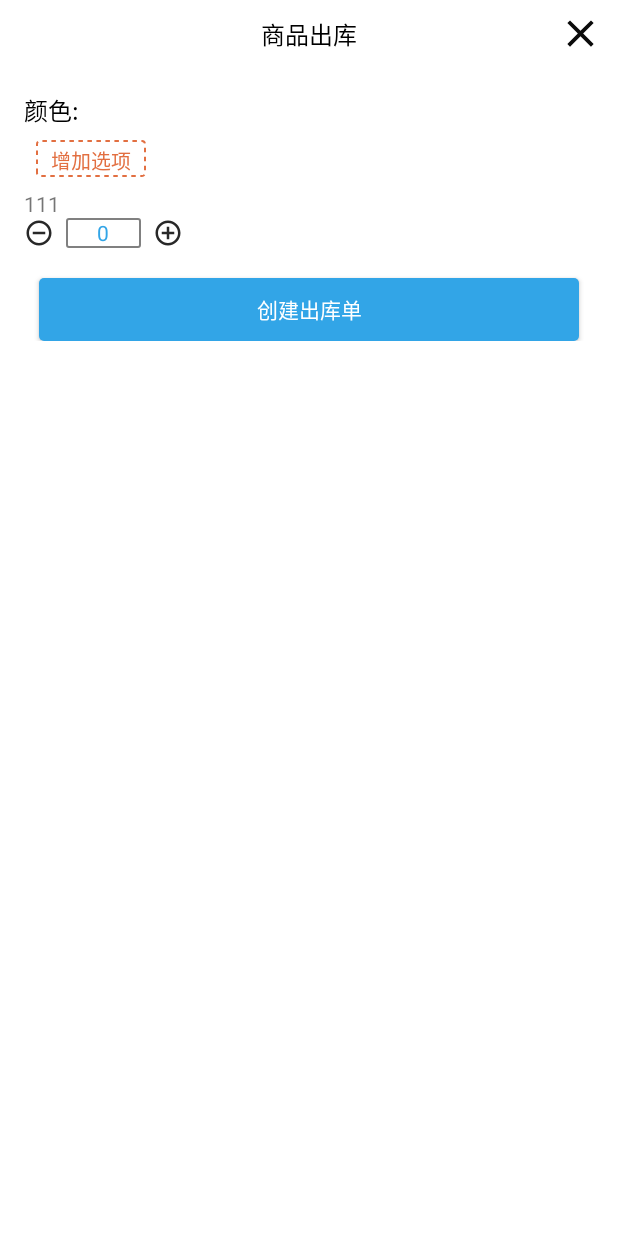
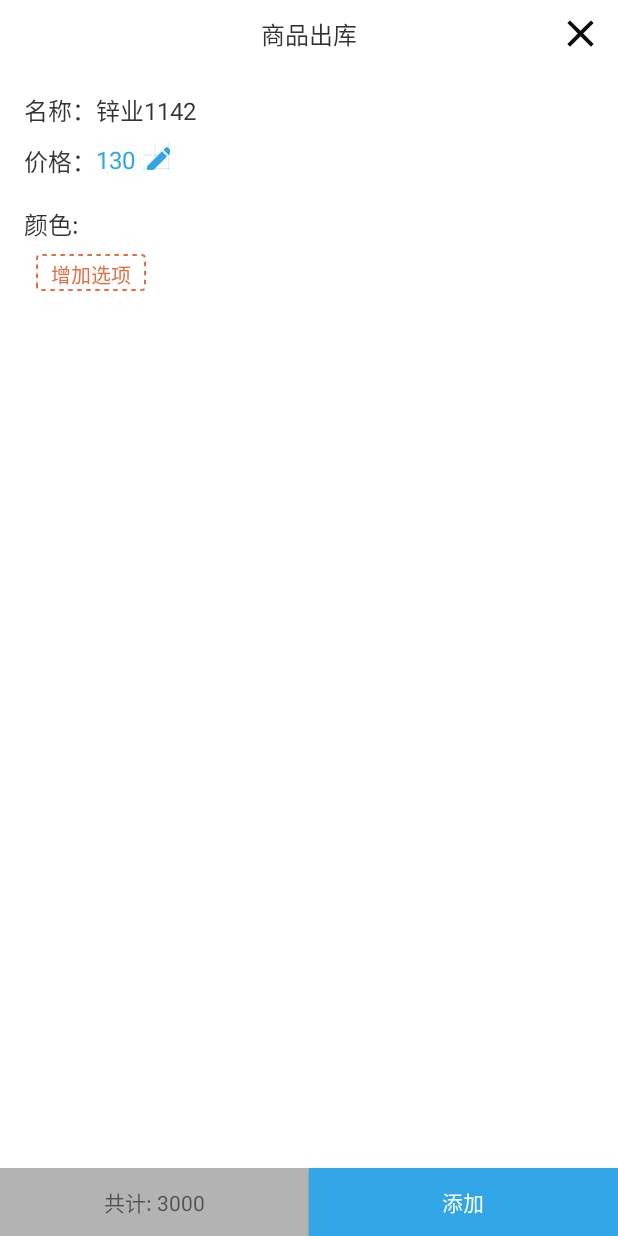
Before and after one commit to Javine1987/WarehouseManage, an Android app: the layout popup_output_layout.xml on its own in the app's theme, with its tools: preview values and no code run, on a phone screen of 412 x 824 dp. Run offline under Robolectric (Android 15) with nearby library versions, the phone set to English and light mode, and no system bars.

Commit message:
添加出入库单布局文件

```diff
--- a/app/src/main/java/com/k/javine/warehousemanage/StockActivity.java
+++ b/app/src/main/java/com/k/javine/warehousemanage/StockActivity.java
@@ -11,6 +11,8 @@ import android.view.LayoutInflater;
 import android.view.View;
 import android.view.ViewGroup;
 import android.widget.Button;
+import android.widget.ImageView;
+import android.widget.ListView;
 import android.widget.PopupWindow;
 import android.widget.TextView;
 
@@ -151,7 +153,10 @@ public class StockActivity extends BaseActivity implements View.OnClickListener
 
     private View mChangeView;
     private LabelChooseView mSingleChooseView;
-    private TextView mChangeTitle, mResultView;
+    private TextView mChangeTitle, mChangeName, mChangePrice, mChangeTotalMoney;
+    private Button mChangeBtn;
+    private ImageView mChangePriceImage;
+    private ListView mChangeListView;
 
     private void createChangeWindow() {
         if (mChangeWindow == null) {
@@ -175,7 +180,6 @@ public class StockActivity extends BaseActivity implements View.OnClickListener
             mSingleChooseView = mChangeView.findViewById(R.id.color_choose);
             mChangeWindow.setContentView(mChangeView);
             mChangeTitle = mChangeView.findViewById(R.id.tv_title);
-            mResultView = mChangeView.findViewById(R.id.result);
             mChangeView.findViewById(R.id.iv_close).setOnClickListener(new View.OnClickListener() {
                 @Override
                 public void onClick(View v) {
@@ -195,7 +199,7 @@ public class StockActivity extends BaseActivity implements View.OnClickListener
         mSingleChooseView.setOnSingleLabelSelectedListener(new LabelChooseView.OnSingleLabelSelectedListener() {
             @Override
             public void onSingleLabelSelected(LabelView label) {
-                mResultView.setText(String.valueOf(item.getColorMap().get(label.getLabelName().toString())));
+                String result = (String.valueOf(item.getColorMap().get(label.getLabelName().toString())));
             }
         });
         mSingleChooseView.addAllLabels(item.getColors());
--- /dev/null
+++ b/app/src/main/res/drawable/ic_edit_black_24dp.xml
@@ -0,0 +1,37 @@
+<vector android:height="18dp" android:tint="#32a5e7"
+    android:viewportHeight="20.0" android:viewportWidth="20.0"
+    android:width="18dp" xmlns:android="http://schemas.android.com/apk/res/android">
+    <path android:fillColor="#ff000000" android:pathData="M3,17.25V21h3.75L17.81,9.94l-3.75,-3.75L3,17.25zM20.71,7.04c0.39,-0.39 0.39,-1.02 0,-1.41l-2.34,-2.34c-0.39,-0.39 -1.02,-0.39 -1.41,0l-1.83,1.83 3.75,3.75 1.83,-1.83z"/>
+    <path android:fillColor="#03000000" android:pathData="M9,0L9,108"
+        android:strokeColor="#33FFFFFF" android:strokeWidth="0.8"/>
+    <path android:fillColor="#03000000" android:pathData="M19,0L19,108"
+        android:strokeColor="#33FFFFFF" android:strokeWidth="0.8"/>
+    <path android:fillColor="#03000000" android:pathData="M29,0L29,108"
+        android:strokeColor="#33FFFFFF" android:strokeWidth="0.8"/>
+    <path android:fillColor="#03000000" android:pathData="M39,0L39,108"
+        android:strokeColor="#33FFFFFF" android:strokeWidth="0.8"/>
+    <path android:fillColor="#03000000" android:pathData="M49,0L49,108"
+        android:strokeColor="#33FFFFFF" android:strokeWidth="0.8"/>
+    <path android:fillColor="#00000000" android:pathData="M59,0L59,108"
+        android:strokeColor="#33FFFFFF" android:strokeWidth="0.8"/>
+    <path android:fillColor="#00000000" android:pathData="M69,0L69,108"
+        android:strokeColor="#33FFFFFF" android:strokeWidth="0.8"/>
+    <path android:fillColor="#00000000" android:pathData="M79,0L79,108"
+        android:strokeColor="#33FFFFFF" android:strokeWidth="0.8"/>
+    <path android:fillColor="#00000000" android:pathData="M89,0L89,108"
+        android:strokeColor="#33FFFFFF" android:strokeWidth="0.8"/>
+    <path android:fillColor="#00000000" android:pathData="M99,0L99,108"
+        android:strokeColor="#33FFFFFF" android:strokeWidth="0.8"/>
+    <path android:fillColor="#00000000" android:pathData="M0,9L108,9"
+        android:strokeColor="#33FFFFFF" android:strokeWidth="0.8"/>
+    <path android:fillColor="#00000000" android:pathData="M0,19L108,19"
+        android:strokeColor="#33FFFFFF" android:strokeWidth="0.8"/>
+    <path android:fillColor="#00000000" android:pathData="M0,29L108,29"
+        android:strokeColor="#33FFFFFF" android:strokeWidth="0.8"/>
+    <path android:fillColor="#00000000" android:pathData="M0,39L108,39"
+        android:strokeColor="#33FFFFFF" android:strokeWidth="0.8"/>
+    <path android:fillColor="#00000000" android:pathData="M0,49L108,49"
+        android:strokeColor="#33FFFFFF" android:strokeWidth="0.8"/>
+    <path android:fillColor="#00000000" android:pathData="M0,59L108,59"
+        android:strokeColor="#33FFFFFF" android:strokeWidth="0.8"/>
+</vector>
--- a/app/src/main/res/layout/popup_output_layout.xml
+++ b/app/src/main/res/layout/popup_output_layout.xml
@@ -18,7 +18,7 @@
             android:layout_centerVertical="true"
             android:text="商品出库"
             android:gravity="center"
-            android:textColor="@color/black"
+            android:textColor="@color/main_title_color"
             android:textSize="16sp"
             android:layout_marginLeft="35dp"
             android:layout_marginRight="35dp"/>
@@ -38,7 +38,7 @@
         android:layout_width="match_parent"
         android:layout_height="match_parent"
         android:layout_marginTop="45dp"
-        android:layout_marginBottom="70dp">
+        android:layout_marginBottom="45dp">
 
         <LinearLayout
             android:layout_width="match_parent"
@@ -46,43 +46,108 @@
             android:orientation="vertical"
             android:layout_margin="16dp">
 
+            <RelativeLayout
+                android:id="@+id/rl_info"
+                android:layout_marginBottom="10dp"
+                android:layout_width="match_parent"
+                android:layout_height="wrap_content">
+
+                <TextView
+                    android:id="@+id/tv_label_name"
+                    android:layout_width="wrap_content"
+                    android:layout_height="wrap_content"
+                    android:textSize="16sp"
+                    android:textColor="@color/main_title_color"
+                    android:text="名称："/>
+
+                <TextView
+                    android:id="@+id/tv_name"
+                    android:layout_toRightOf="@id/tv_label_name"
+                    android:textSize="16sp"
+                    android:textColor="@color/main_title_color"
+                    android:text="锌业1142"
+                    android:layout_width="wrap_content"
+                    android:layout_height="wrap_content" />
+
+                <TextView
+                    android:id="@+id/tv_label_price"
+                    android:layout_width="wrap_content"
+                    android:layout_height="22dp"
+                    android:layout_below="@id/tv_label_name"
+                    android:layout_marginTop="10dp"
+                    android:textSize="16sp"
+                    android:textColor="@color/main_title_color"
+                    android:text="价格："/>
+
+                <TextView
+                    android:id="@+id/tv_price"
+                    android:layout_width="wrap_content"
+                    android:layout_height="22dp"
+                    android:layout_toRightOf="@id/tv_label_price"
+                    android:text="130"
+                    android:textSize="16sp"
+                    android:gravity="bottom"
+                    android:textColor="@color/guide_page_theme_color"
+                    android:layout_alignBottom="@id/tv_label_price"/>
+
+                <ImageView
+                    android:id="@+id/iv_edit_price"
+                    android:layout_width="18dp"
+                    android:layout_height="18dp"
+                    android:layout_toRightOf="@id/tv_price"
+                    android:layout_alignTop="@id/tv_price"
+                    android:layout_marginLeft="5dp"
+                    android:src="@drawable/ic_edit_black_24dp"/>
+
+            </RelativeLayout>
+
             <TextView
                 android:id="@+id/label_one"
                 android:layout_width="wrap_content"
                 android:layout_height="wrap_content"
                 android:text="颜色:"
+                android:layout_marginTop="10dp"
                 android:textSize="@dimen/common_text_size"
-                android:textColor="@color/black" />
+                android:textColor="@color/main_title_color" />
 
             <com.k.javine.warehousemanage.widget.LabelChooseView
                 android:id="@+id/color_choose"
                 android:layout_width="match_parent"
                 android:layout_height="wrap_content"/>
 
-            <TextView
-                android:id="@+id/result"
-                android:layout_width="wrap_content"
-                android:layout_height="wrap_content"
-                android:text="111"/>
-
-            <com.k.javine.warehousemanage.widget.CounterView
-                android:id="@+id/counter_view"
-                android:layout_width="wrap_content"
+            <ListView
+                android:id="@+id/change_list"
+                android:layout_width="match_parent"
                 android:layout_height="wrap_content"/>
-
-            <Button
-                android:id="@+id/btn_output"
-                android:layout_width="match_parent"
-                android:layout_height="42dp"
-                android:layout_marginLeft="10dp"
-                android:layout_marginRight="10dp"
-                android:layout_marginTop="20dp"
-                android:textColor="@color/white"
-                android:background="@drawable/edit_btn_background"
-                android:text="创建出库单" />
 
         </LinearLayout>
 
     </ScrollView>
 
+    <LinearLayout
+        android:layout_width="match_parent"
+        android:layout_height="45dp"
+        android:layout_gravity="bottom"
+        android:orientation="horizontal">
+
+        <TextView
+            android:id="@+id/money"
+            android:layout_width="0dp"
+            android:layout_weight="1"
+            android:gravity="center"
+            android:text="共计: 3000"
+            android:background="@color/translucent_30_black"
+            android:layout_height="match_parent" />
+
+        <Button
+            android:id="@+id/btn_output"
+            android:layout_width="0dp"
+            android:layout_weight="1"
+            android:layout_height="match_parent"
+            android:textColor="@color/white"
+            android:background="@color/guide_page_theme_color"
+            android:text="添加" />
+
+    </LinearLayout>
+
 </FrameLayout>
```
